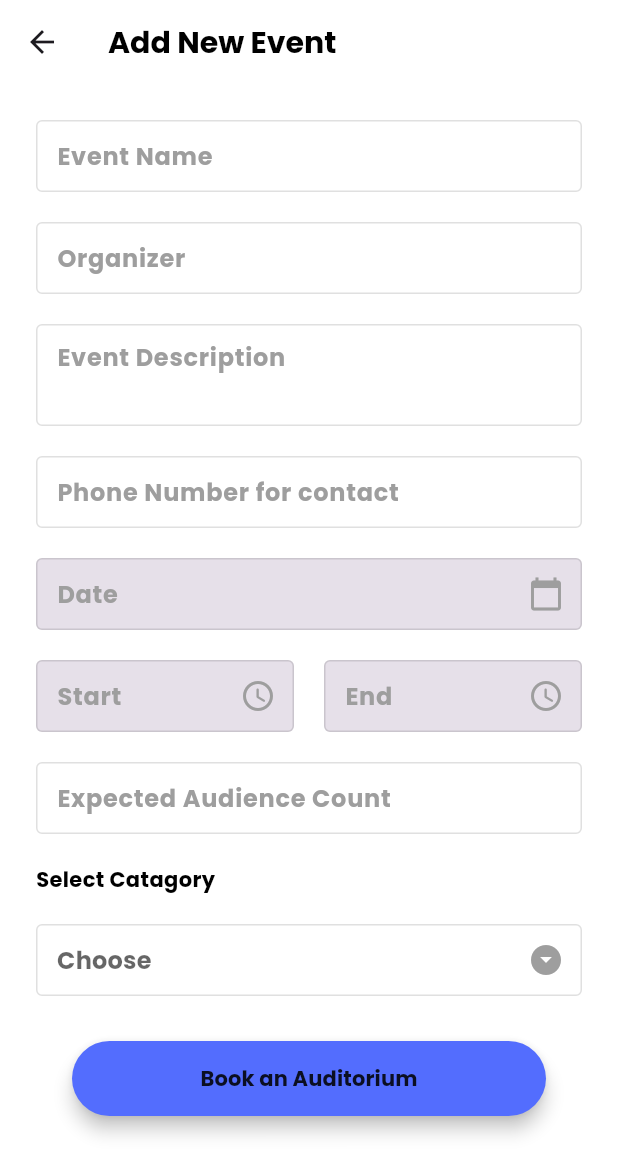
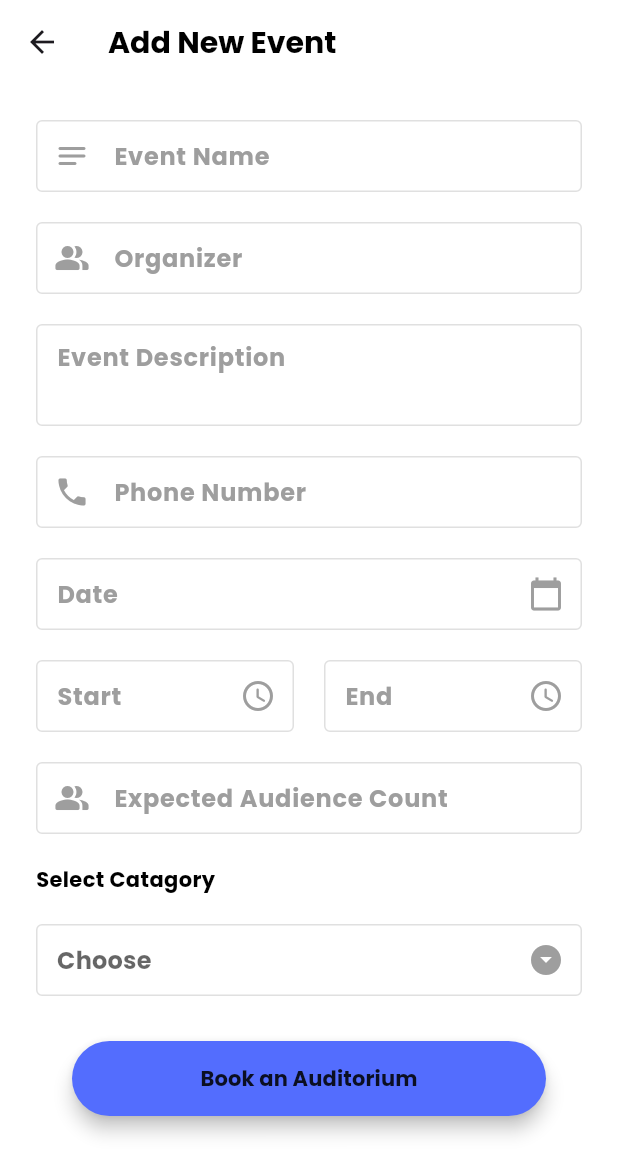
Before and after one commit to atharv2348/GCEK-Auditorium-Management-App, a Flutter app: the EventPage screen opened directly, on a phone screen of 412 x 824 dp. Shown: the top 1175 px of the screen. Run offline on Flutter 3.47's test engine with Material 3 defaults, Android fonts, the phone set to English and light mode, and no system bars; our stand-ins replace cloud_firestore, firebase_auth, firebase_core, flutter_calendar_carousel, flutter_local_notifications, google_fonts and 1 more; missing offline and left inert: mailer; accounts and stored records are empty.

Commit message:
added small changes to event form

```diff
--- a/lib/screens/Constant.dart
+++ b/lib/screens/Constant.dart
@@ -1,6 +1,6 @@
 import 'package:flutter/material.dart';
 
-const kBoxDecoration =  InputDecoration(
+const kBoxDecoration = InputDecoration(
     hintText: 'Event name',
     hintStyle: TextStyle(color: Colors.grey),
     contentPadding: EdgeInsets.symmetric(horizontal: 10.0, vertical: 10.0),
@@ -11,7 +11,7 @@ const kBoxDecoration =  InputDecoration(
         OutlineInputBorder(borderSide: BorderSide(color: Colors.grey)));
 const kStartBoxDecoration = InputDecoration(
     hintText: 'Start',
-    filled: true,
+    // filled: true,
     suffixIcon: Icon(
       Icons.access_time_rounded,
       color: Colors.grey,
--- a/lib/screens/Event_screen.dart
+++ b/lib/screens/Event_screen.dart
@@ -209,7 +209,12 @@ class _EventPageState extends State<EventPage> {
                   EventName.text = value;
                 },
                 style: const TextStyle(color: Colors.black),
-                decoration: kBoxDecoration.copyWith(hintText: 'Event Name'),
+                decoration: kBoxDecoration.copyWith(
+                    hintText: 'Event Name',
+                    prefixIcon: Icon(
+                      Icons.notes_rounded,
+                      color: Colors.grey,
+                    )),
               ),
               const SizedBox(
                 height: 20.0,
@@ -220,7 +225,12 @@ class _EventPageState extends State<EventPage> {
                     Organizer.text = value;
                   },
                   style: const TextStyle(color: Colors.black),
-                  decoration: kBoxDecoration.copyWith(hintText: 'Organizer')),
+                  decoration: kBoxDecoration.copyWith(
+                      hintText: 'Organizer',
+                      prefixIcon: Icon(
+                        Icons.people_alt_rounded,
+                        color: Colors.grey,
+                      ))),
               const SizedBox(
                 height: 20.0,
               ),
@@ -232,8 +242,9 @@ class _EventPageState extends State<EventPage> {
                   EventDescription.text = value;
                 },
                 style: const TextStyle(color: Colors.black),
-                decoration:
-                    kBoxDecoration.copyWith(hintText: 'Event Description'),
+                decoration: kBoxDecoration.copyWith(
+                  hintText: 'Event Description',
+                ),
               ),
               const SizedBox(
                 height: 20.0,
@@ -241,14 +252,16 @@ class _EventPageState extends State<EventPage> {
               TextField(
                 keyboardType: TextInputType.phone,
                 controller: phoneNumber,
-                minLines: 1,
-                maxLines: null,
                 onChanged: (value) {
                   phoneNumber.text = value;
                 },
                 style: const TextStyle(color: Colors.black),
                 decoration: kBoxDecoration.copyWith(
-                    hintText: 'Phone Number for contact'),
+                    hintText: 'Phone Number',
+                    prefixIcon: Icon(
+                      Icons.phone,
+                      color: Colors.grey,
+                    )),
               ),
               const SizedBox(
                 height: 20.0,
@@ -326,7 +339,11 @@ class _EventPageState extends State<EventPage> {
                 },
                 style: const TextStyle(color: Colors.black),
                 decoration: kBoxDecoration.copyWith(
-                    hintText: 'Expected Audience Count'),
+                    hintText: 'Expected Audience Count',
+                    prefixIcon: Icon(
+                      Icons.people_alt_rounded,
+                      color: Colors.grey,
+                    )),
               ),
               const SizedBox(
                 height: 20.0,
```
Also changed, not shown: lib/screens/developers_page.dart (indentation only).
